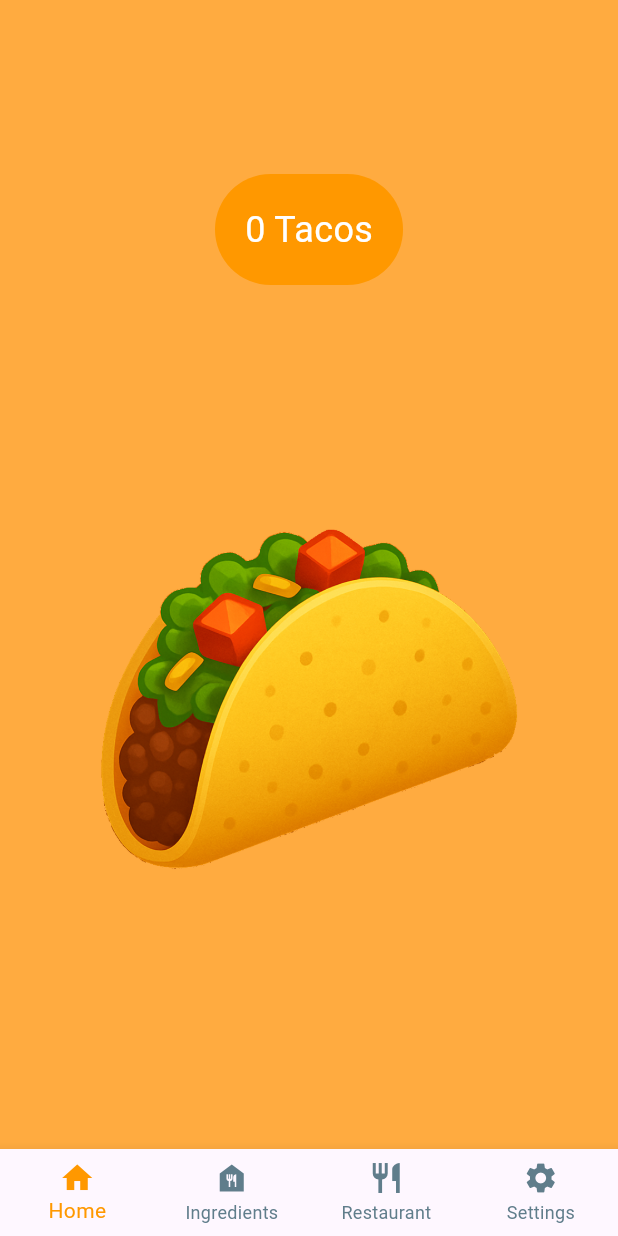
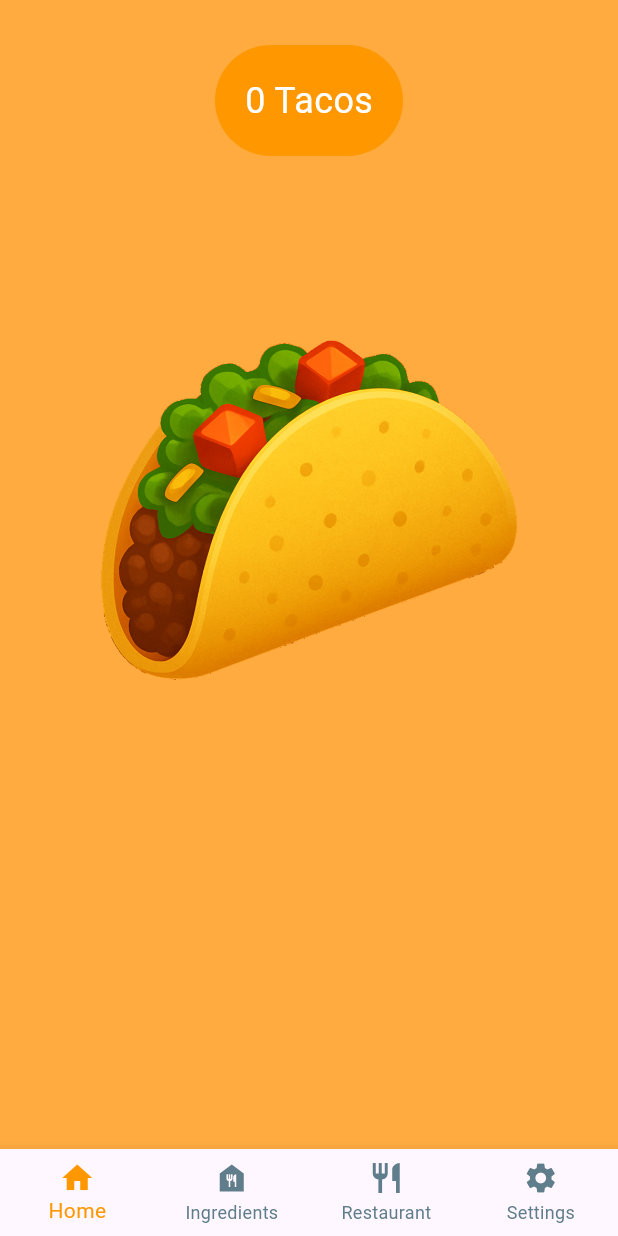
Before and after one commit to byluisfer/TacoClicker, a Flutter app: the screen it shows after launch, on a phone screen of 412 x 824 dp. Run offline on Flutter 3.47's test engine with Material 3 defaults, Android fonts, the phone set to English and light mode, and no system bars.

Commit message:
Better position for tacos counter

```diff
--- a/lib/bottom_screens/home.dart
+++ b/lib/bottom_screens/home.dart
@@ -22,20 +22,21 @@ class TacoClick extends State<HomeScreen> {
       color: Colors.orangeAccent,
       child: Center(
         child: Column(
-          mainAxisAlignment: MainAxisAlignment.center,
           children: [
+            SizedBox(height: 30),
             Container(
               padding: const EdgeInsets.all(20),
               decoration: BoxDecoration(
                 color: Colors.orange,
                 borderRadius: BorderRadius.all(Radius.circular(40)),
               ),
+
               child: Text(
                 '$count Tacos',
                 style: TextStyle(color: Colors.white, fontSize: 24),
               ),
             ),
-            SizedBox(height: 80),
+            SizedBox(height: 40),
             InkWell(
               onTap: _incrementClickCount,
               child: Image.asset('assets/Taco_No_Background.png', height: 380),
```
